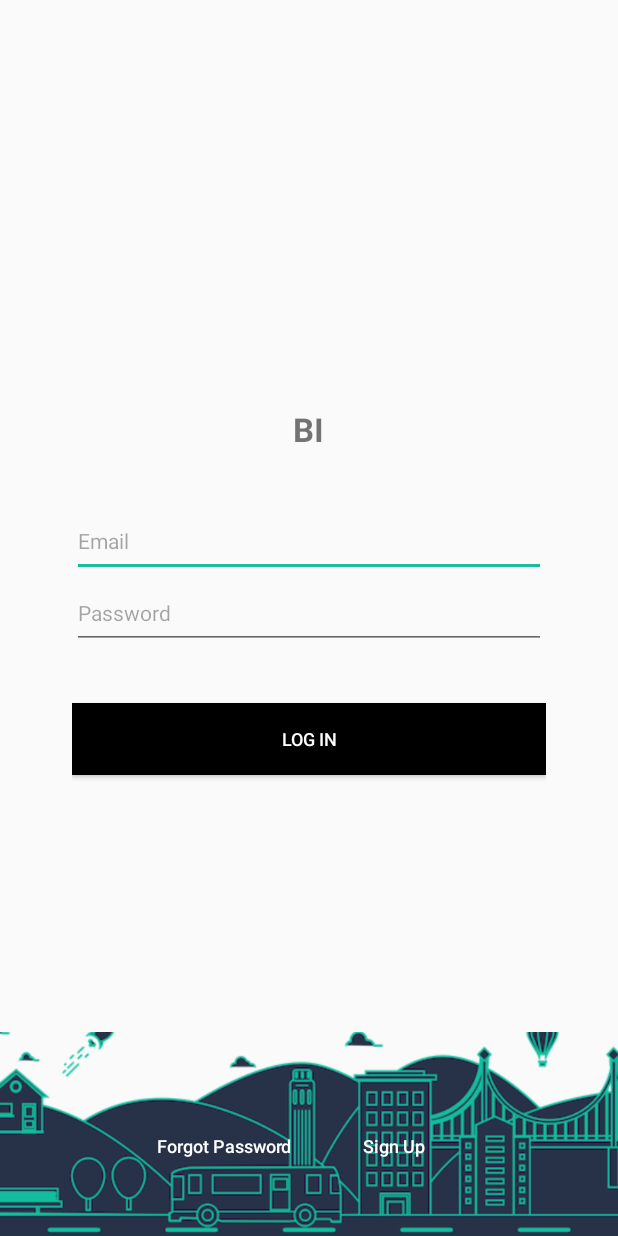
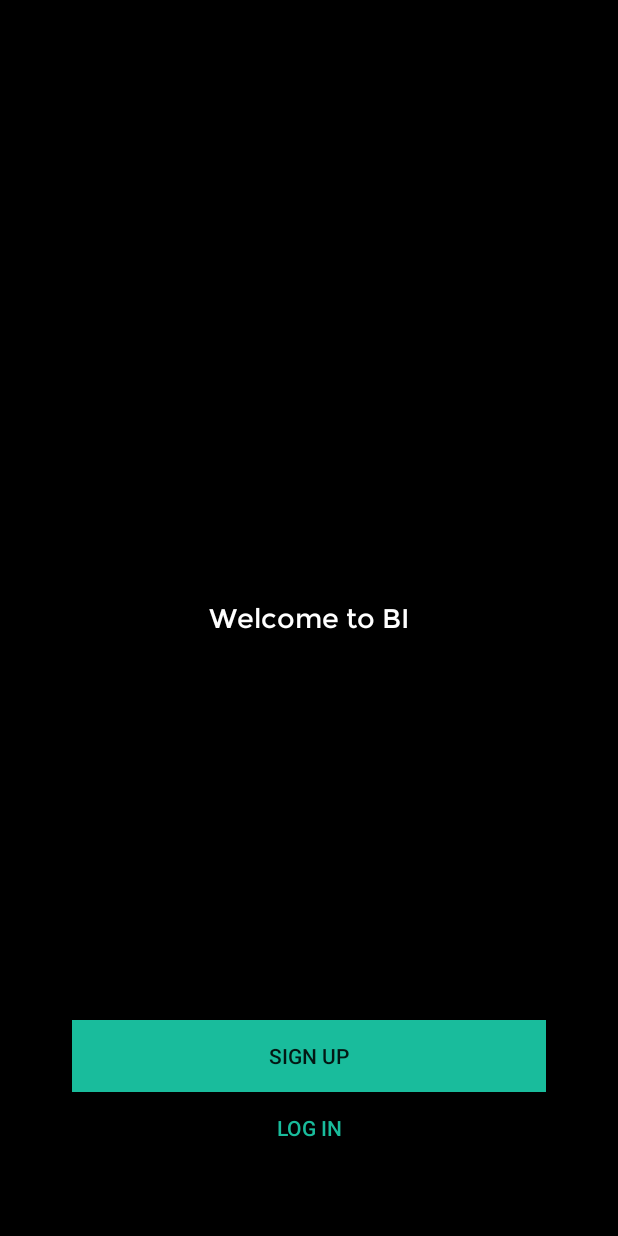
Before and after one commit to cqbus405/new_bi_android, an Android app: the screen it shows after launch (LoginActivity before the commit, EnterPageActivity after it), on a phone screen of 412 x 824 dp. Run offline under Robolectric (Android 15) with nearby library versions, the light colour scheme and no system bars; 2 statements that could not run were skipped.

Commit message:
added enterpage

```diff
--- /dev/null
+++ b/bi_android/app/src/main/java/com/boostinsider/android/enterpage/EnterPageActivity.java
@@ -0,0 +1,52 @@
+package com.boostinsider.android.enterpage;
+
+import android.content.Intent;
+import android.graphics.Color;
+import android.os.Build;
+import android.os.Bundle;
+import android.support.annotation.Nullable;
+import android.support.v7.app.AppCompatActivity;
+import android.view.View;
+import android.view.WindowManager;
+
+import com.boostinsider.android.R;
+import com.boostinsider.android.campaigns.CampaignsActivity;
+import com.boostinsider.android.util.ActivityUtils;
+import com.pixplicity.easyprefs.library.Prefs;
+
+/**
+ * Created by qiongchen on 7/25/16.
+ */
+public class EnterPageActivity extends AppCompatActivity {
+
+    @Override
+    protected void onCreate(@Nullable Bundle savedInstanceState) {
+        // Making notification bar transparent
+        if (Build.VERSION.SDK_INT < 16) {
+            getWindow().setFlags(WindowManager.LayoutParams.FLAG_FULLSCREEN, WindowManager.LayoutParams.FLAG_FULLSCREEN);
+        } else if (Build.VERSION.SDK_INT >= 21) {
+            getWindow().getDecorView().setSystemUiVisibility(View.SYSTEM_UI_FLAG_LAYOUT_FULLSCREEN | View.SYSTEM_UI_FLAG_LAYOUT_STABLE);
+            getWindow().setStatusBarColor(Color.TRANSPARENT);
+        }
+
+        super.onCreate(savedInstanceState);
+
+        if (Prefs.getString("token", null) != null) {
+            Intent intent = new Intent(this, CampaignsActivity.class);
+            startActivity(intent);
+            finish();
+        }
+
+        setContentView(R.layout.enter_act);
+
+        EnterPageFragment enterPageFragment = (EnterPageFragment) getSupportFragmentManager().
+                findFragmentById(R.id.fragmentContainer);
+
+        if (enterPageFragment == null) {
+            enterPageFragment = EnterPageFragment.newInstance();
+            ActivityUtils.addFragmentToActivity(getSupportFragmentManager(), enterPageFragment, R.id.fragmentContainer);
+        }
+
+        new EnterPagePresenter(enterPageFragment);
+    }
+}
--- /dev/null
+++ b/bi_android/app/src/main/java/com/boostinsider/android/enterpage/EnterPageContract.java
@@ -0,0 +1,24 @@
+package com.boostinsider.android.enterpage;
+
+import com.boostinsider.android.BasePresenter;
+import com.boostinsider.android.BaseView;
+
+/**
+ * Created by qiongchen on 7/25/16.
+ */
+public interface EnterPageContract {
+
+    interface View extends BaseView<Presenter> {
+
+        void showLoginPage();
+
+        void showRegisterPage();
+    }
+
+    interface Presenter extends BasePresenter {
+
+        void enterLoginPage();
+
+        void enterRegisterPage();
+    }
+}
--- /dev/null
+++ b/bi_android/app/src/main/java/com/boostinsider/android/enterpage/EnterPageFragment.java
@@ -0,0 +1,78 @@
+package com.boostinsider.android.enterpage;
+
+import android.content.Intent;
+import android.os.Bundle;
+import android.support.annotation.Nullable;
+import android.support.v4.app.Fragment;
+import android.view.LayoutInflater;
+import android.view.View;
+import android.view.ViewGroup;
+import android.widget.Button;
+import android.widget.TextView;
+
+import com.boostinsider.android.R;
+import com.boostinsider.android.login.LoginActivity;
+import com.boostinsider.android.singup.SignUpActivity;
+import com.boostinsider.android.util.Font;
+
+/**
+ * Created by qiongchen on 7/25/16.
+ */
+public class EnterPageFragment extends Fragment implements EnterPageContract.View {
+
+    private EnterPageContract.Presenter mPresenter;
+
+    public static EnterPageFragment newInstance() {
+
+        Bundle args = new Bundle();
+
+        EnterPageFragment fragment = new EnterPageFragment();
+        fragment.setArguments(args);
+        return fragment;
+    }
+
+    @Nullable
+    @Override
+    public View onCreateView(LayoutInflater inflater, @Nullable ViewGroup container, @Nullable Bundle savedInstanceState) {
+        View view = inflater.inflate(R.layout.enter_frag, container, false);
+
+        Button loginBtn = (Button) view.findViewById(R.id.ep_btn2);
+        Button signUpBtn = (Button) view.findViewById(R.id.ep_btn1);
+        TextView welcomeTxt = (TextView) view.findViewById(R.id.ep_txt);
+
+        loginBtn.setOnClickListener(new View.OnClickListener() {
+            @Override
+            public void onClick(View v) {
+                mPresenter.enterLoginPage();
+            }
+        });
+
+        signUpBtn.setOnClickListener(new View.OnClickListener() {
+            @Override
+            public void onClick(View v) {
+                mPresenter.enterRegisterPage();
+            }
+        });
+
+        Font.setMontserrat_regular(welcomeTxt, getContext());
+
+        return view;
+    }
+
+    @Override
+    public void showLoginPage() {
+        Intent intent = new Intent(getActivity(), LoginActivity.class);
+        getActivity().startActivity(intent);
+    }
+
+    @Override
+    public void showRegisterPage() {
+        Intent intent = new Intent(getActivity(), SignUpActivity.class);
+        getActivity().startActivity(intent);
+    }
+
+    @Override
+    public void setPresenter(EnterPageContract.Presenter presenter) {
+        mPresenter = presenter;
+    }
+}
--- /dev/null
+++ b/bi_android/app/src/main/java/com/boostinsider/android/enterpage/EnterPagePresenter.java
@@ -0,0 +1,30 @@
+package com.boostinsider.android.enterpage;
+
+/**
+ * Created by qiongchen on 7/25/16.
+ */
+public class EnterPagePresenter implements EnterPageContract.Presenter {
+
+    private final EnterPageContract.View mView;
+
+    public EnterPagePresenter(EnterPageContract.View view) {
+        this.mView = view;
+
+        mView.setPresenter(this);
+    }
+
+    @Override
+    public void enterLoginPage() {
+        mView.showLoginPage();
+    }
+
+    @Override
+    public void enterRegisterPage() {
+        mView.showRegisterPage();
+    }
+
+    @Override
+    public void start() {
+
+    }
+}
--- a/bi_android/app/src/main/java/com/boostinsider/android/login/LoginContract.java
+++ b/bi_android/app/src/main/java/com/boostinsider/android/login/LoginContract.java
@@ -14,8 +14,6 @@ public interface LoginContract {
 
         void showMessage(String message);
 
-        void showSignUp();
-
         void showCampaigns();
     }
 
@@ -23,9 +21,6 @@ public interface LoginContract {
 
         void doLogin(String email, String password);
 
-        void doSignUp();
-
         void doFindPassword();
     }
-
 }
--- a/bi_android/app/src/main/java/com/boostinsider/android/login/LoginFragment.java
+++ b/bi_android/app/src/main/java/com/boostinsider/android/login/LoginFragment.java
@@ -10,11 +10,9 @@ import android.view.ViewGroup;
 import android.widget.Button;
 import android.widget.EditText;
 import android.widget.ProgressBar;
-import android.widget.TextView;
 
 import com.boostinsider.android.R;
 import com.boostinsider.android.campaigns.CampaignsActivity;
-import com.boostinsider.android.singup.SignUpActivity;
 import com.boostinsider.android.util.ToastUtils;
 
 /**
@@ -28,9 +26,7 @@ public class LoginFragment extends Fragment implements LoginContract.View {
 
     private EditText mPasswordEditText;
 
-    private TextView mForgotPasswordTextView;
-
-    private TextView mSignUpTextView;
+//    private TextView mForgotPasswordTextView;
 
     private Button mLoginButton;
 
@@ -65,12 +61,6 @@ public class LoginFragment extends Fragment implements LoginContract.View {
     }
 
     @Override
-    public void showSignUp() {
-        Intent intent = new Intent(getContext(), SignUpActivity.class);
-        startActivity(intent);
-    }
-
-    @Override
     public void showCampaigns() {
         Intent intent = new Intent(getActivity(), CampaignsActivity.class);
         getActivity().startActivity(intent);
@@ -85,21 +75,13 @@ public class LoginFragment extends Fragment implements LoginContract.View {
         mEmailEditText = (EditText) root.findViewById(R.id.emailEditText);
         mPasswordEditText = (EditText) root.findViewById(R.id.passwordEditText);
 
-        mForgotPasswordTextView = (TextView) root.findViewById(R.id.forgotPassword);
-        mForgotPasswordTextView.setOnClickListener(new View.OnClickListener() {
-            @Override
-            public void onClick(View v) {
-                mLoginPresenter.doFindPassword();
-            }
-        });
-
-        mSignUpTextView = (TextView) root.findViewById(R.id.signUp);
-        mSignUpTextView.setOnClickListener(new View.OnClickListener() {
-            @Override
-            public void onClick(View v) {
-                mLoginPresenter.doSignUp();
-            }
-        });
+//        mForgotPasswordTextView = (TextView) root.findViewById(R.id.forgotPassword);
+//        mForgotPasswordTextView.setOnClickListener(new View.OnClickListener() {
+//            @Override
+//            public void onClick(View v) {
+//                mLoginPresenter.doFindPassword();
+//            }
+//        });
 
         //Set up login button.
         mLoginButton = (Button) root.findViewById(R.id.loginButton);
--- a/bi_android/app/src/main/java/com/boostinsider/android/login/LoginPresenter.java
+++ b/bi_android/app/src/main/java/com/boostinsider/android/login/LoginPresenter.java
@@ -46,11 +46,6 @@ public class LoginPresenter implements LoginContract.Presenter {
     }
 
     @Override
-    public void doSignUp() {
-        mLoginView.showSignUp();
-    }
-
-    @Override
     public void doFindPassword() {
     }
 }
--- a/bi_android/app/src/main/java/com/boostinsider/android/singup/SignUpContract.java
+++ b/bi_android/app/src/main/java/com/boostinsider/android/singup/SignUpContract.java
@@ -10,8 +10,6 @@ public interface SignUpContract {
 
     interface View extends BaseView<Presenter> {
 
-        void showLogin();
-
         void showLoadingIndicator(boolean isLoading);
 
         void showErrorMessage(int type, String message);
@@ -23,8 +21,6 @@ public interface SignUpContract {
 
     interface Presenter extends BasePresenter {
 
-        void backToLogin();
-
         void doSignUp(String email, String password, String rePassword);
     }
 }
--- a/bi_android/app/src/main/java/com/boostinsider/android/singup/SignUpPresenter.java
+++ b/bi_android/app/src/main/java/com/boostinsider/android/singup/SignUpPresenter.java
@@ -33,11 +33,6 @@ public class SignUpPresenter implements SignUpContract.Presenter {
     @Override
     public void start() {
 
-    }
-
-    @Override
-    public void backToLogin() {
-        mSignUpView.showLogin();
     }
 
     @Override
--- /dev/null
+++ b/bi_android/app/src/main/res/layout/enter_act.xml
@@ -0,0 +1,12 @@
+<?xml version="1.0" encoding="utf-8"?>
+<LinearLayout
+    xmlns:android="http://schemas.android.com/apk/res/android"
+    android:orientation="vertical"
+    android:layout_width="match_parent"
+    android:layout_height="match_parent">
+
+    <FrameLayout
+        android:id="@+id/fragmentContainer"
+        android:layout_width="match_parent"
+        android:layout_height="match_parent" />
+</LinearLayout>
--- /dev/null
+++ b/bi_android/app/src/main/res/layout/enter_frag.xml
@@ -0,0 +1,41 @@
+<?xml version="1.0" encoding="utf-8"?>
+<RelativeLayout
+    xmlns:android="http://schemas.android.com/apk/res/android"
+    android:layout_width="match_parent"
+    android:layout_height="match_parent"
+    android:background="@android:color/black">
+
+    <TextView
+        android:id="@+id/ep_txt"
+        android:layout_width="wrap_content"
+        android:layout_height="wrap_content"
+        android:layout_centerInParent="true"
+        android:padding="24dp"
+        android:text="@string/welcome"
+        android:textSize="18sp"
+        android:textColor="@android:color/white" />
+
+    <LinearLayout
+        android:layout_width="match_parent"
+        android:layout_height="wrap_content"
+        android:orientation="vertical"
+        android:layout_alignParentBottom="true"
+        android:padding="48dp">
+
+        <Button
+            android:id="@+id/ep_btn1"
+            android:layout_width="match_parent"
+            android:layout_height="48dp"
+            android:background="@color/colorAccent"
+            android:text="@string/sign_up" />
+
+        <Button
+            android:id="@+id/ep_btn2"
+            android:layout_width="match_parent"
+            android:layout_height="48dp"
+            android:background="@android:color/transparent"
+            android:text="@string/login"
+            android:textColor="@color/colorAccent" />
+    </LinearLayout>
+
+</RelativeLayout>
--- a/bi_android/app/src/main/res/layout/login_frag.xml
+++ b/bi_android/app/src/main/res/layout/login_frag.xml
@@ -5,10 +5,10 @@
     android:layout_height="match_parent">
 
     <ImageView
-        android:layout_width="match_parent"
+        android:layout_width="wrap_content"
         android:layout_height="136dp"
         android:src="@drawable/splash_label"
-        android:scaleType="centerCrop"
+        android:scaleType="fitCenter"
         android:layout_alignParentBottom="true" />
 
     <LinearLayout
@@ -18,13 +18,13 @@
         android:padding="@dimen/login_fragment_padding"
         android:gravity="center">
 
-        <TextView
-            android:layout_width="wrap_content"
-            android:layout_height="wrap_content"
-            android:text="@string/app_name"
-            android:textSize="22dp"
-            android:textStyle="bold"
-            android:layout_marginBottom="@dimen/bottom_margin" />
+        <!--<TextView-->
+            <!--android:layout_width="wrap_content"-->
+            <!--android:layout_height="wrap_content"-->
+            <!--android:text="@string/app_name"-->
+            <!--android:textSize="22dp"-->
+            <!--android:textStyle="bold"-->
+            <!--android:layout_marginBottom="@dimen/bottom_margin" />-->
 
         <EditText
             android:id="@+id/emailEditText"
@@ -50,48 +50,47 @@
             android:layout_width="match_parent"
             android:layout_height="48dp"
             android:text="@string/login"
-            android:textSize="12sp"
             android:textColor="@android:color/white"
             android:background="@android:color/black"
             android:layout_marginBottom="@dimen/bottom_margin" />
     </LinearLayout>
 
-    <LinearLayout
-        android:layout_width="match_parent"
-        android:layout_height="48dp"
-        android:orientation="horizontal"
-        android:layout_alignParentBottom="true"
-        android:layout_marginBottom="@dimen/bottom_margin"
-        android:gravity="center">
+    <!--<LinearLayout-->
+        <!--android:layout_width="match_parent"-->
+        <!--android:layout_height="48dp"-->
+        <!--android:orientation="horizontal"-->
+        <!--android:layout_alignParentBottom="true"-->
+        <!--android:layout_marginBottom="@dimen/bottom_margin"-->
+        <!--android:gravity="center">-->
 
-        <Button
-            android:id="@+id/forgotPassword"
-            android:layout_width="wrap_content"
-            android:layout_height="match_parent"
-            android:text="@string/forgot_password"
-            android:textColor="@android:color/white"
-            android:textSize="12sp"
-            android:textAllCaps="false"
-            style="?android:attr/borderlessButtonStyle"
-            android:gravity="center"
-            android:background="@android:color/transparent" />
+        <!--<Button-->
+            <!--android:id="@+id/forgotPassword"-->
+            <!--android:layout_width="wrap_content"-->
+            <!--android:layout_height="match_parent"-->
+            <!--android:text="@string/forgot_password"-->
+            <!--android:textColor="@android:color/white"-->
+            <!--android:textSize="12sp"-->
+            <!--android:textAllCaps="false"-->
+            <!--style="?android:attr/borderlessButtonStyle"-->
+            <!--android:gravity="center"-->
+            <!--android:background="@android:color/transparent" />-->
 
-        <View
-            android:layout_width="24dp"
-            android:layout_height="match_parent" />
+        <!--<View-->
+            <!--android:layout_width="24dp"-->
+            <!--android:layout_height="match_parent" />-->
 
-        <Button
-            android:id="@+id/signUp"
-            android:layout_width="wrap_content"
-            android:layout_height="match_parent"
-            android:text="@string/sign_up"
-            android:textColor="@android:color/white"
-            android:textSize="12sp"
-            android:textAllCaps="false"
-            style="?android:attr/borderlessButtonStyle"
-            android:gravity="center"
-            android:background="@android:color/transparent" />
-    </LinearLayout>
+        <!--<Button-->
+            <!--android:id="@+id/signUp"-->
+            <!--android:layout_width="wrap_content"-->
+            <!--android:layout_height="match_parent"-->
+            <!--android:text="@string/sign_up"-->
+            <!--android:textColor="@android:color/white"-->
+            <!--android:textSize="12sp"-->
+            <!--android:textAllCaps="false"-->
+            <!--style="?android:attr/borderlessButtonStyle"-->
+            <!--android:gravity="center"-->
+            <!--android:background="@android:color/transparent" />-->
+    <!--</LinearLayout>-->
 
     <ProgressBar
         android:id="@+id/loginProgressBar"
--- a/bi_android/app/src/main/res/values/strings.xml
+++ b/bi_android/app/src/main/res/values/strings.xml
@@ -61,6 +61,7 @@
 
 
     <string name="app_name">BI</string>
+    <string name="welcome">Welcome to BI</string>
 
     <string name="navigation_view_header_title">Boostinsider</string>
     <string name="campaigns_title">CAMPAIGNS</string>
--- a/bi_android/settings.gradle
+++ b/bi_android/settings.gradle
@@ -1 +1 @@
-include ':app', ':android-sdk'
+include ':app'
```
Also changed, not shown: bi_android/app/src/main/AndroidManifest.xml (+18 -3 lines), bi_android/app/src/main/java/com/boostinsider/android/login/LoginActivity.java (+11 -14 lines), bi_android/app/src/main/java/com/boostinsider/android/singup/SignUpActivity.java (+6 -6 lines), bi_android/app/src/main/java/com/boostinsider/android/singup/SignUpFragment.java (+4 -18 lines), bi_android/app/src/main/res/layout/signup_frag.xml (+24 -25 lines), bi_android/app/libs/FlurryAnalytics-6.0.0.jar (deleted).
